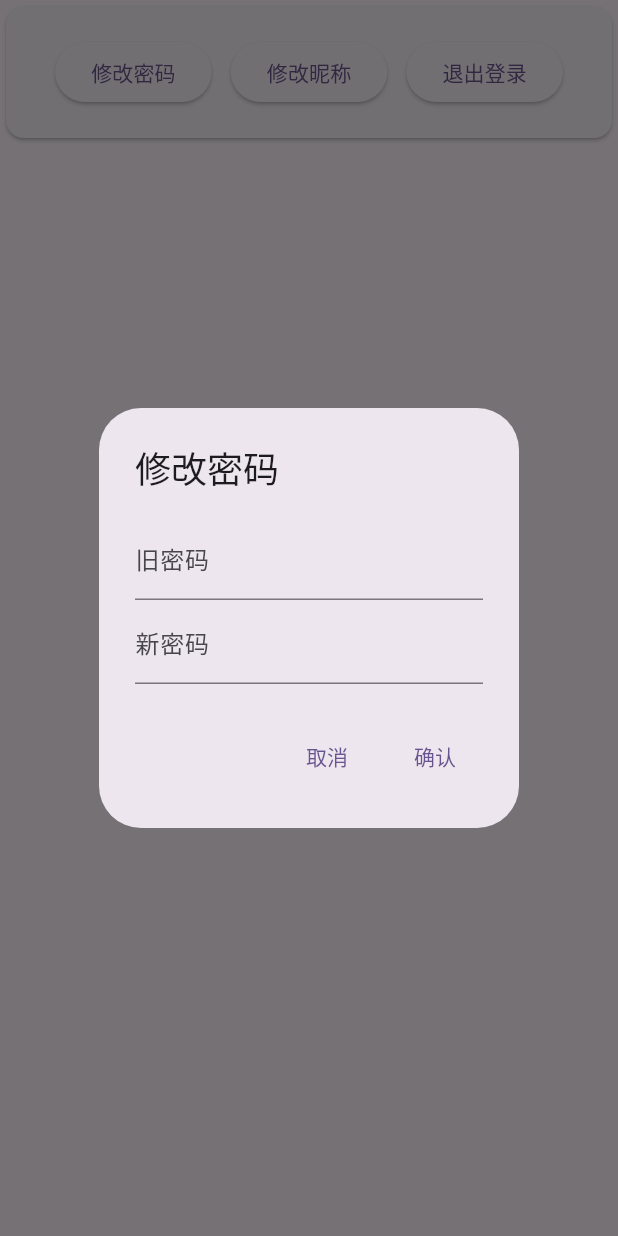
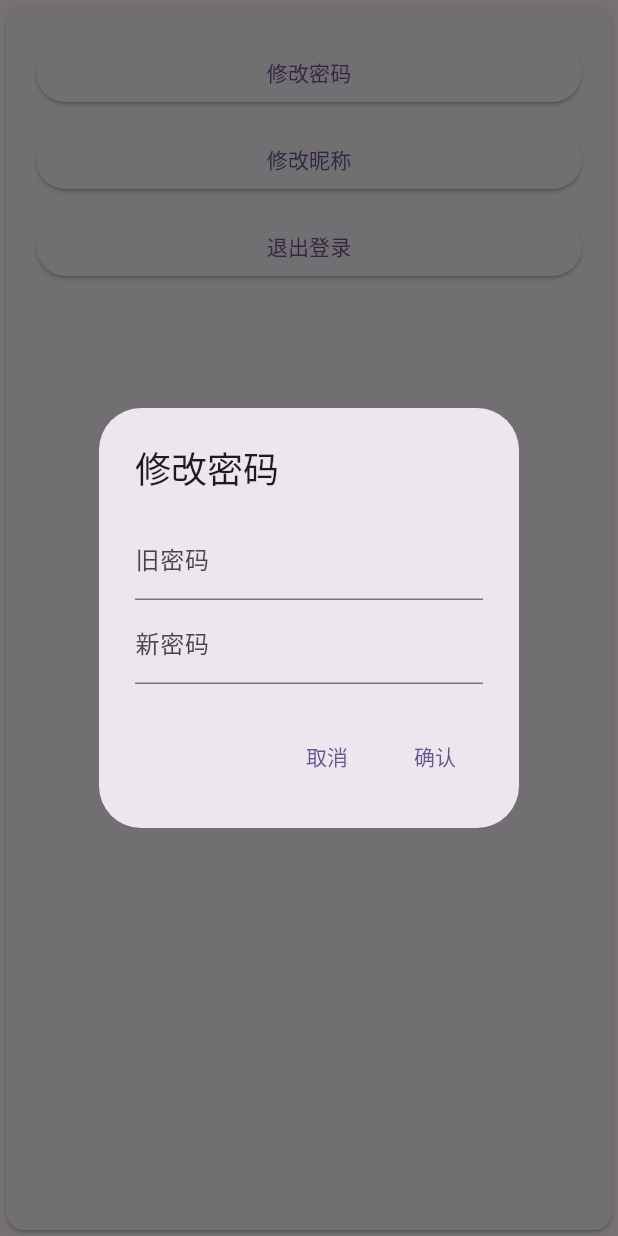
Before and after one commit to ArcadeLink/ArcadeLink.Air, a Flutter app: the UserOperation widget shown alone on an empty page, opened directly with empty values, after a tap on "修改密码", on a phone screen of 412 x 824 dp. Run offline on Flutter 3.47's test engine with Material 3 defaults, Android fonts, the phone set to English and light mode, and no system bars; our stand-ins replace qr_flutter, shared_preferences; missing offline and left inert: jaguar_jwt, otp; accounts and stored records are empty; network calls fail.

Commit message:
fix: 修复jwt和ui

```diff
--- a/lib/personal_page.dart
+++ b/lib/personal_page.dart
@@ -247,16 +247,16 @@ class UserOperation extends StatelessWidget {
     return Card(
       child: Padding(
         padding: const EdgeInsets.all(20),
-        child: Row(
-          mainAxisSize: MainAxisSize.max,
-          mainAxisAlignment: MainAxisAlignment.spaceEvenly,
+        child: Column(
           children: [
-            ElevatedButton(onPressed: () => _changePassword(context), child: const Text("修改密码")),
-            ElevatedButton(onPressed: () => _changeNickname(context), child: const Text("修改昵称")),
-            ElevatedButton(onPressed: () => _logout(context), child: const Text("退出登录")),
+            SizedBox(width: double.infinity, child: ElevatedButton(onPressed: () => _changePassword(context), child: const Text("修改密码"))),
+            const SizedBox(height: 10,),
+            SizedBox(width: double.infinity, child: ElevatedButton(onPressed: () => _changeNickname(context), child: const Text("修改昵称"))),
+            const SizedBox(height: 10,),
+            SizedBox(width: double.infinity, child: ElevatedButton(onPressed: () => _logout(context), child: const Text("退出登录"))),
           ],
         ),
-      ),
-    );
+        ),
+      );
   }
 }
--- a/lib/services/user_service.dart
+++ b/lib/services/user_service.dart
@@ -87,7 +87,7 @@ class UserService {
 
   Future<void> refreshJwt() async {
     final response = await http.get(
-      Uri.parse('$baseUrl/user/jwt'),
+      Uri.parse('$baseUrl/users/jwt'),
       headers: _addGeneralHeader({}),
     );
 
```
Also changed, not shown: lib/qr_page.dart (+8 -5 lines).
